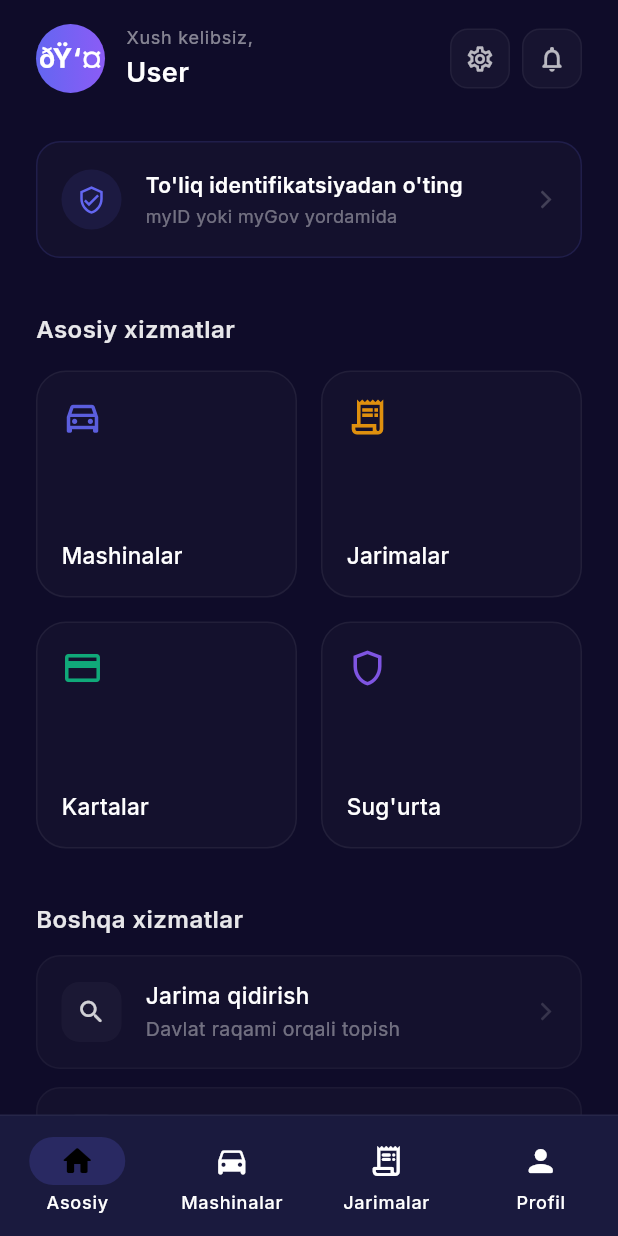
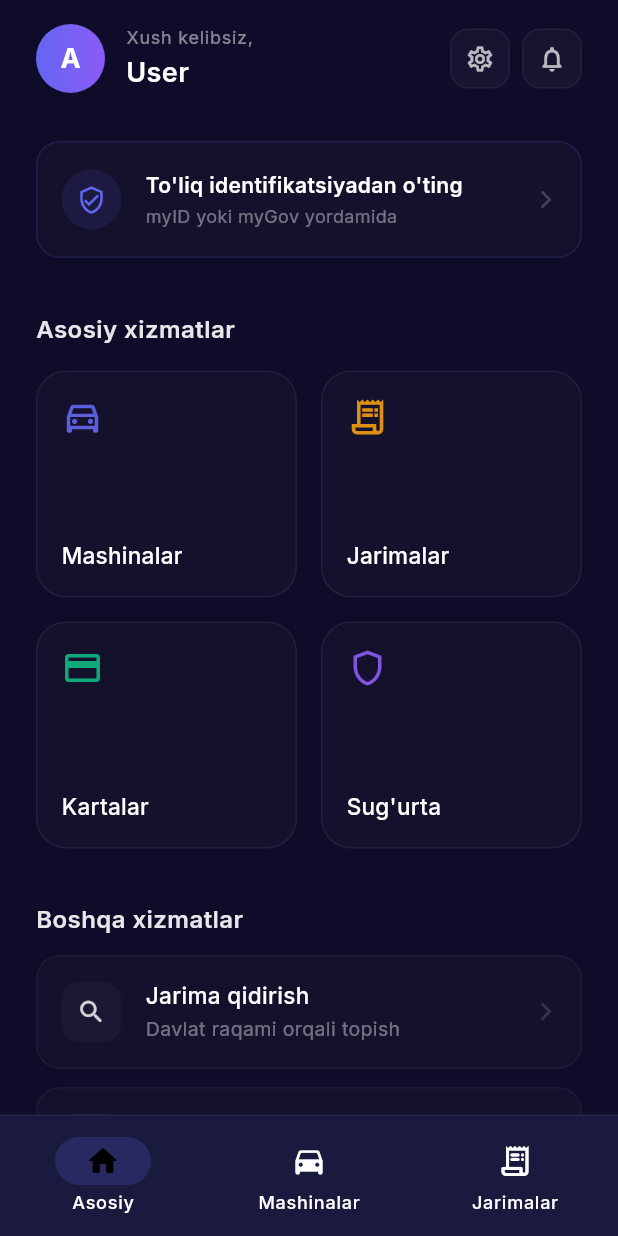
Before and after one commit to Jasurbek414/DriveON, a Flutter app: the HomeScreen screen opened by its route, on a phone screen of 412 x 824 dp. Run offline on Flutter 3.47's test engine with Material 3 defaults, Android fonts, the phone set to English and light mode, and no system bars; our stand-ins replace go_router, google_fonts, shared_preferences; accounts and stored records are empty; network calls fail.

Commit message:
Fix profile avatar encoding and bottom navigation bar

```diff
--- a/mobile/lib/router/app_router.dart
+++ b/mobile/lib/router/app_router.dart
@@ -91,13 +91,12 @@ class _MainShellState extends State<MainShell> {
           indicatorColor: const Color(0xFF6366F1).withOpacity(0.2),
           onDestinationSelected: (i) {
             setState(() => _i = i);
-            switch (i) { case 0: context.go('/'); case 1: context.go('/vehicles'); case 2: context.go('/fines'); case 3: context.go('/profile'); }
+            switch (i) { case 0: context.go('/'); case 1: context.go('/vehicles'); case 2: context.go('/fines'); }
           },
           destinations: const [
             NavigationDestination(icon: Icon(Icons.home_rounded), label: 'Asosiy'),
             NavigationDestination(icon: Icon(Icons.directions_car_rounded), label: 'Mashinalar'),
             NavigationDestination(icon: Icon(Icons.receipt_long_rounded), label: 'Jarimalar'),
-            NavigationDestination(icon: Icon(Icons.person_rounded), label: 'Profil'),
           ],
         ),
       ),
--- a/mobile/lib/screens/home_screen.dart
+++ b/mobile/lib/screens/home_screen.dart
@@ -36,8 +36,16 @@ class _HomeScreenState extends State<HomeScreen> {
         child: ListView(padding: const EdgeInsets.symmetric(horizontal: 24, vertical: 16), children: [
           // Header
           Row(children: [
-            Container(width: 46, height: 46, decoration: const BoxDecoration(shape: BoxShape.circle, gradient: AppColors.primaryGradient),
-              child: Center(child: Text(user?['fullName']?.substring(0, 1) ?? 'ðŸ‘¤', style: const TextStyle(color: Colors.white, fontSize: 18, fontWeight: FontWeight.bold)))),
+            InkWell(
+              onTap: () => context.go('/profile'),
+              borderRadius: BorderRadius.circular(23),
+              child: Container(width: 46, height: 46, decoration: const BoxDecoration(shape: BoxShape.circle, gradient: AppColors.primaryGradient),
+                child: Center(
+                  child: Text(user?['fullName'] != null && user!['fullName'].isNotEmpty ? user['fullName'].substring(0, 1).toUpperCase() : 'A',
+                    style: const TextStyle(color: Colors.white, fontSize: 18, fontWeight: FontWeight.bold))
+                )
+              ),
+            ),
             const SizedBox(width: 14),
             Expanded(child: Column(crossAxisAlignment: CrossAxisAlignment.start, children: [
               Text('Xush kelibsiz,', style: TextStyle(color: Colors.white.withOpacity(0.5), fontSize: 12, letterSpacing: 0.5)),
```
